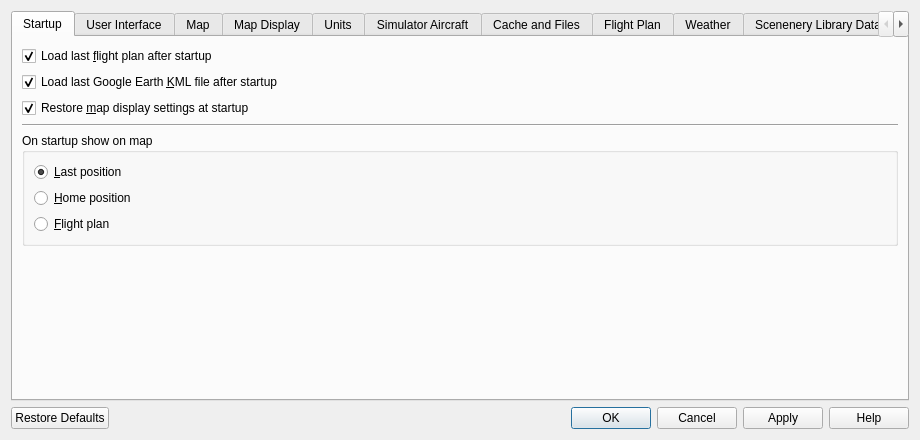
This is src/options/options.ui in albar965/littlenavmap as Qt 5 draws it before an edit. The edited form follows.
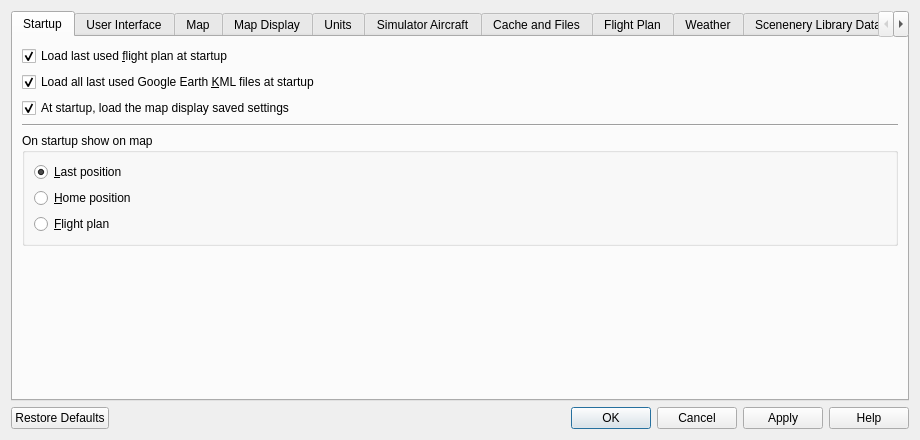
This is the edited form.

```diff
--- a/src/options/options.ui
+++ b/src/options/options.ui
@@ -46,7 +46,7 @@
        <item row="1" column="0">
         <widget class="QCheckBox" name="checkBoxOptionsStartupLoadKml">
          <property name="text">
-          <string>Load last Google Earth &amp;KML file after startup</string>
+          <string>Load all last used Google Earth &amp;KML files at startup</string>
          </property>
          <property name="checked">
           <bool>true</bool>
@@ -56,7 +56,7 @@
        <item row="0" column="0">
         <widget class="QCheckBox" name="checkBoxOptionsStartupLoadRoute">
          <property name="text">
-          <string>Load last &amp;flight plan after startup</string>
+          <string>Load last used &amp;flight plan at startup</string>
          </property>
          <property name="checked">
           <bool>true</bool>
@@ -120,7 +120,7 @@
           <string>Restore all map display settings (airport, VOR, etc.) on startup. Otherwise goes back to default settings on startup.</string>
          </property>
          <property name="text">
-          <string>Restore &amp;map display settings at startup</string>
+          <string>At startup, load the map display saved settings</string>
          </property>
          <property name="checked">
           <bool>true</bool>
```
Left out of the diff: 26 changed lines with no effect on the pictures.
